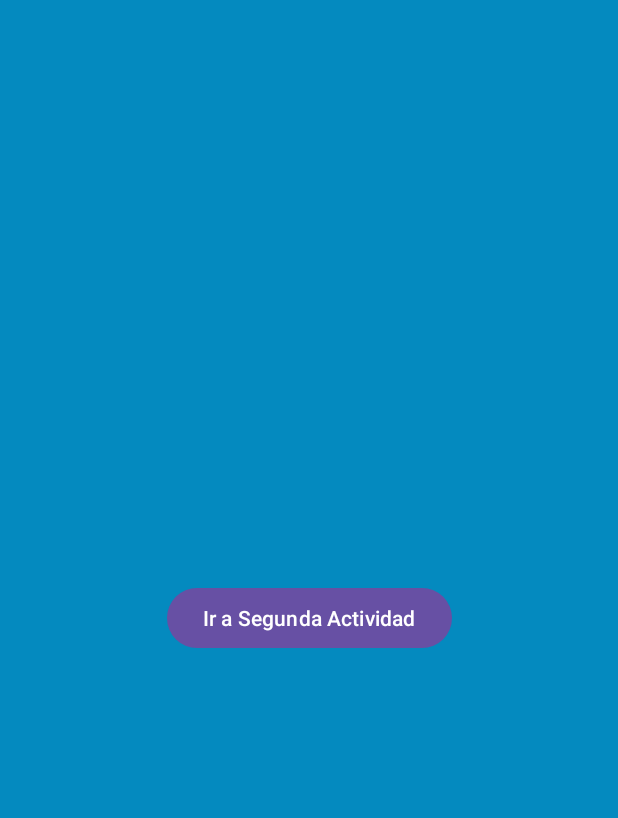
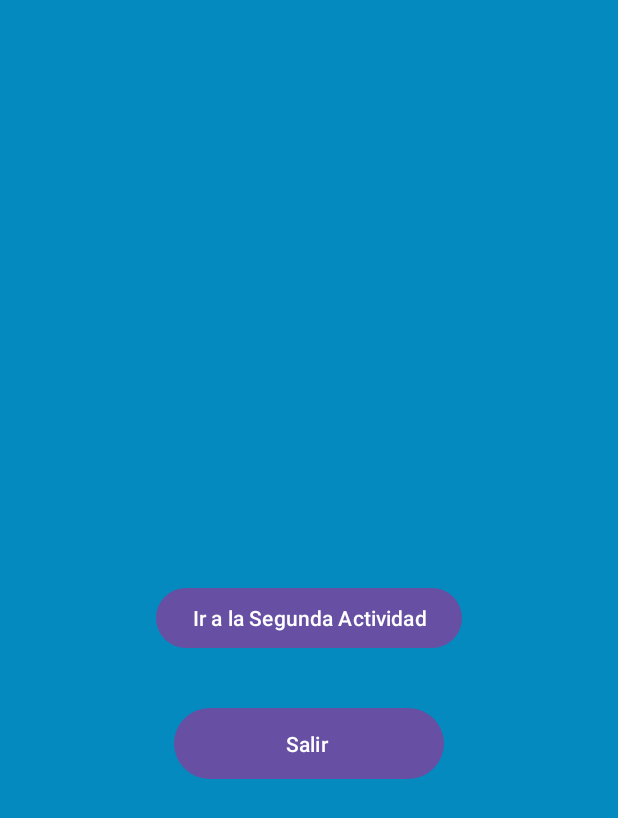
Before and after one commit to JpVargass/Modulo4_Ejercicio8, an Android app: the screen it shows after launch (MainActivity), on a phone screen of 412 x 824 dp. Shown: the top 818 px of the screen. Run offline under Robolectric (Android 15) with nearby library versions, the phone set to English and light mode, and no system bars.

Commit message:
Implemententacion Boton Salir

```diff
--- a/app/src/main/java/cl/jpvs/modulo4_ejercicio8/MainActivity.java
+++ b/app/src/main/java/cl/jpvs/modulo4_ejercicio8/MainActivity.java
@@ -19,6 +19,7 @@ public class MainActivity extends AppCompatActivity {
 
     private void initListener() {
         Button btnMain = findViewById(R.id.button_SecondActivity);
+        Button btnExit = findViewById(R.id.buttonExit);
 
         btnMain.setOnClickListener(new View.OnClickListener() {
             @Override
@@ -27,5 +28,12 @@ public class MainActivity extends AppCompatActivity {
                 startActivity(activity2);
             }
         });
+
+        btnExit.setOnClickListener(new View.OnClickListener() {
+            @Override
+            public void onClick(View v) {
+                System.exit(0);
+            }
+        });
     }
 }
--- a/app/src/main/res/layout/activity_main.xml
+++ b/app/src/main/res/layout/activity_main.xml
@@ -11,10 +11,20 @@
         android:id="@+id/button_SecondActivity"
         android:layout_width="wrap_content"
         android:layout_height="wrap_content"
-        android:text="Ir a Segunda Actividad"
+        android:text="@string/IrSegundaPantalla"
         app:layout_constraintBottom_toBottomOf="parent"
         app:layout_constraintEnd_toEndOf="parent"
         app:layout_constraintStart_toStartOf="parent"
         app:layout_constraintTop_toTopOf="parent" />
 
+    <Button
+        android:id="@+id/buttonExit"
+        android:layout_width="180dp"
+        android:layout_height="55dp"
+        android:layout_marginTop="32dp"
+        android:text="@string/Salir"
+        app:layout_constraintEnd_toEndOf="@+id/button_SecondActivity"
+        app:layout_constraintStart_toStartOf="@+id/button_SecondActivity"
+        app:layout_constraintTop_toBottomOf="@+id/button_SecondActivity" />
+
 </androidx.constraintlayout.widget.ConstraintLayout>
--- a/app/src/main/res/values/strings.xml
+++ b/app/src/main/res/values/strings.xml
@@ -1,5 +1,7 @@
 <resources>
     <string name="app_name">Modulo4_Ejercicio8</string>
     <string name="Bienvenidos">BIENVENIDOS AL\nSEGUNDO ACTIVITY</string>
+    <string name="Salir">"Salir "</string>
+    <string name="IrSegundaPantalla">Ir a la Segunda Actividad</string>
 
 </resources>
```
